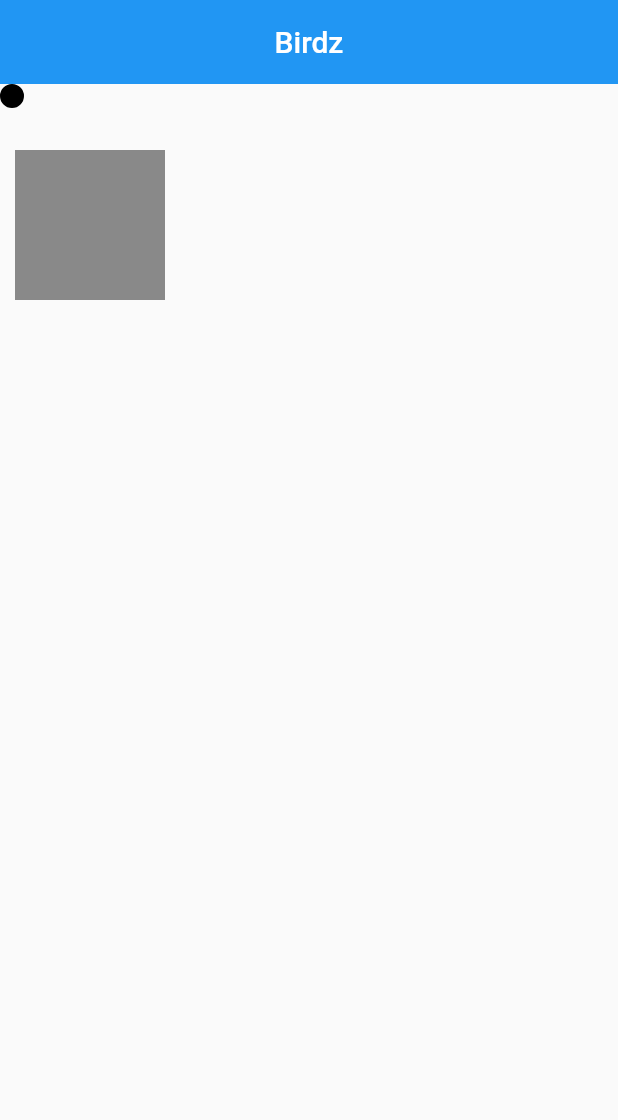
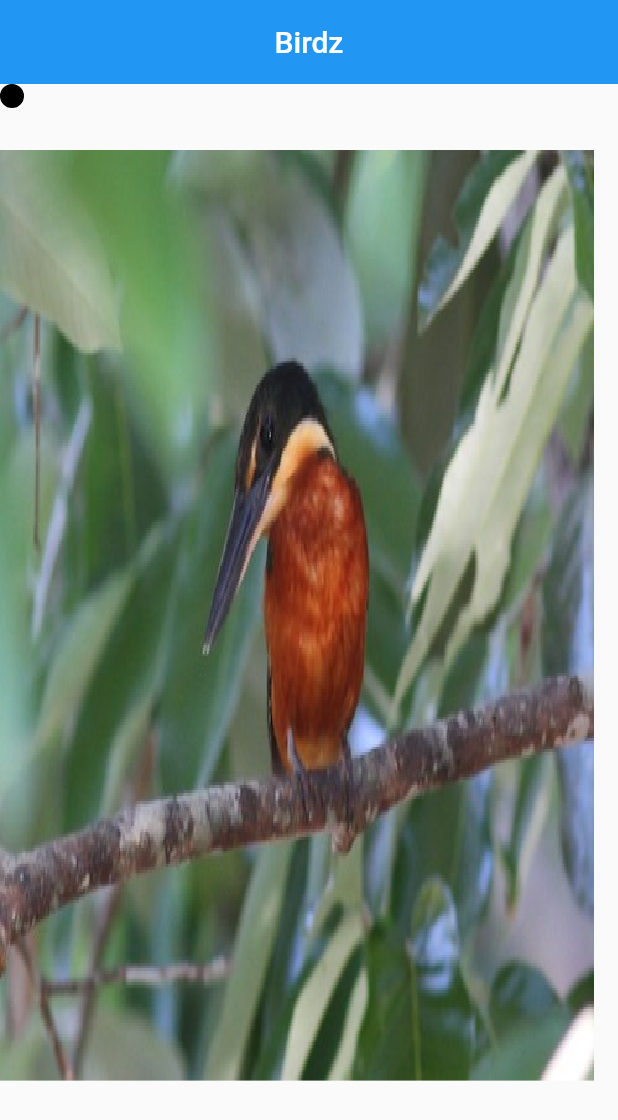
Before and after one commit to thlorenz/birdz, a Flutter app: the screen it shows after launch, on a phone screen of 412 x 824 dp. Shown: the top 1120 px of the screen. Run offline on Flutter 3.47's test engine with Material 2 defaults, Android fonts, the phone set to English and light mode, and no system bars.

Commit message:
canvas: drawing bird image preserving aspect ratio

```diff
--- a/lib/bird.dart
+++ b/lib/bird.dart
@@ -1,7 +1,8 @@
-import 'dart:ui' show Canvas, Image, Paint, Size;
+import 'dart:ui' show Canvas, Image, Offset, Paint, Rect, Size;
 
-import 'package:flutter/material.dart' show Colors, Size, required;
-import 'package:flutter/rendering.dart';
+import 'package:flutter/foundation.dart';
+import 'package:flutter/material.dart' show Colors, required;
+import 'package:flutter/rendering.dart' show Canvas, Paint, PaintingStyle, Size;
 
 final _birdPaint = Paint()
   ..style = PaintingStyle.fill
@@ -9,18 +10,34 @@ final _birdPaint = Paint()
 
 class Bird {
   final Image image;
+  Size _size;
 
   Bird({@required this.image});
 
   resize(Size size) {
+    _size = size;
   }
 
   update(double ts) {}
 
   render(Canvas canvas) {
     // TODO: figure out how to position canvas below title
-    // canvas.drawImage(image, Offset.zero, Paint());
-    canvas.drawRect(Rect.fromLTWH(10, 100, 100, 100), _birdPaint);
+    const marginTop = 100.0;
+    final ratio = _size.width / image.width;
+    final height = _size.height * ratio;
+    final src = Rect.fromLTWH(
+      0,
+      0,
+      image.width.toDouble(),
+      image.height.toDouble(),
+    );
+    final dst = Rect.fromLTWH(
+      0,
+      marginTop,
+      this._size.width,
+      height,
+    );
+    canvas.drawImageRect(image, src, dst, Paint());
   }
 
   onAttach() {}
--- a/lib/main.dart
+++ b/lib/main.dart
@@ -1,14 +1,19 @@
-import 'package:birdz/bird.dart';
+import 'dart:ui' as ui;
+
+import 'package:birdz/bird.dart' show Bird;
+import 'package:birdz/util/images.dart';
 import 'package:birdz/widgets/bird_widget.dart';
 import 'package:flutter/material.dart';
 
-void main() {
-  final birdImage = Image.asset('assets/image/bird.jpg');
+void main() async {
+  WidgetsFlutterBinding.ensureInitialized();
+
+  final birdImage = await Images.loadFromMemory('assets/images/bird.jpg');
   runApp(MyApp(birdImage: birdImage));
 }
 
 class MyApp extends StatelessWidget {
-  final Image birdImage;
+  final ui.Image birdImage;
 
   const MyApp({@required this.birdImage}) : super();
 
@@ -21,19 +26,19 @@ class MyApp extends StatelessWidget {
         primarySwatch: Colors.blue,
         visualDensity: VisualDensity.adaptivePlatformDensity,
       ),
-      home: MyHomePage(widgetTitle: 'Birdz'),
+      home: MyHomePage(widgetTitle: 'Birdz', birdImage: birdImage),
     );
   }
 }
 
 class MyHomePage extends StatefulWidget {
-  final Image birdImage;
+  final ui.Image birdImage;
   final String widgetTitle;
 
   MyHomePage({@required this.widgetTitle, @required this.birdImage}) : super();
 
   // TODO: convert Image to ui.Image somehow
-  _MyHomePageState createState() => _MyHomePageState(Bird());
+  _MyHomePageState createState() => _MyHomePageState(Bird(image: birdImage));
 }
 
 class _MyHomePageState extends State<MyHomePage> {
```
Also changed, not shown: lib/util/images.dart (added, +15 -0 lines), 1 other file.
